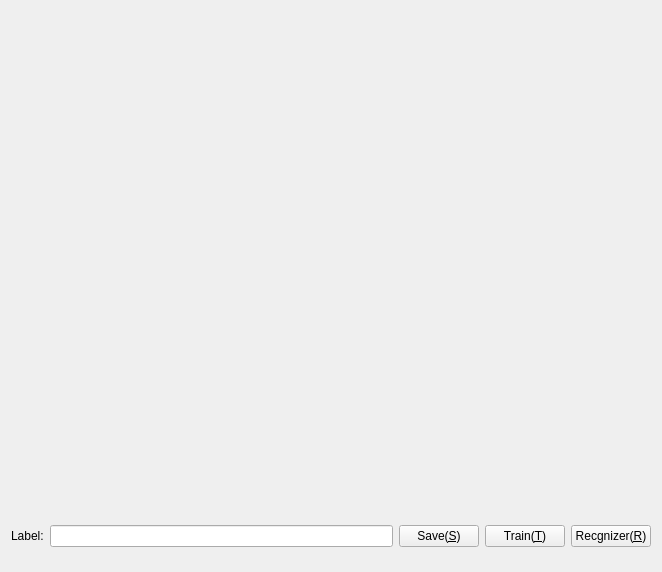
Before: the Qt Designer form Plugin/FaceRecognizer/FrmFaceRecognizer.ui in KangLin/RabbitIm, drawn with Qt 5.
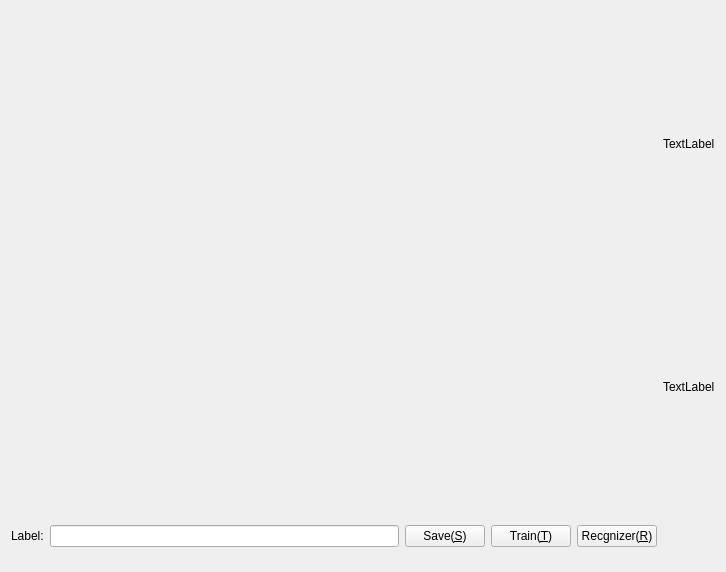
After: the same form once the commit is applied.

Diff of the .ui file:
```diff
--- a/Plugin/FaceRecognizer/FrmFaceRecognizer.ui
+++ b/Plugin/FaceRecognizer/FrmFaceRecognizer.ui
@@ -6,7 +6,7 @@
    <rect>
     <x>0</x>
     <y>0</y>
-    <width>658</width>
+    <width>726</width>
     <height>572</height>
    </rect>
   </property>
@@ -39,6 +39,24 @@
      </property>
     </widget>
    </item>
+   <item row="0" column="1">
+    <layout class="QVBoxLayout" name="verticalLayout">
+     <item>
+      <widget class="QLabel" name="lbGray">
+       <property name="text">
+        <string>TextLabel</string>
+       </property>
+      </widget>
+     </item>
+     <item>
+      <widget class="QLabel" name="lbHist">
+       <property name="text">
+        <string>TextLabel</string>
+       </property>
+      </widget>
+     </item>
+    </layout>
+   </item>
    <item row="1" column="0">
     <layout class="QGridLayout" name="gridLayout">
      <item row="0" column="1">
```
